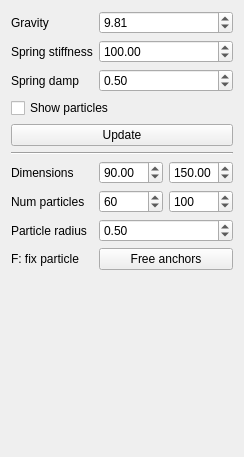
This is forms/widgetcloth.ui in FilippoVenturini8/PhysicSimulations as Qt 5 draws it before an edit. The edited form follows.
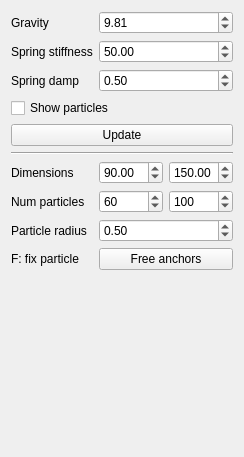
This is the edited form.

The edit to the form file:
```diff
--- a/forms/widgetcloth.ui
+++ b/forms/widgetcloth.ui
@@ -6,7 +6,7 @@
    <rect>
     <x>0</x>
     <y>0</y>
-    <width>225</width>
+    <width>237</width>
     <height>457</height>
    </rect>
   </property>
@@ -50,7 +50,7 @@
       <double>10.000000000000000</double>
      </property>
      <property name="value">
-      <double>100.000000000000000</double>
+      <double>50.000000000000000</double>
      </property>
     </widget>
    </item>
```
